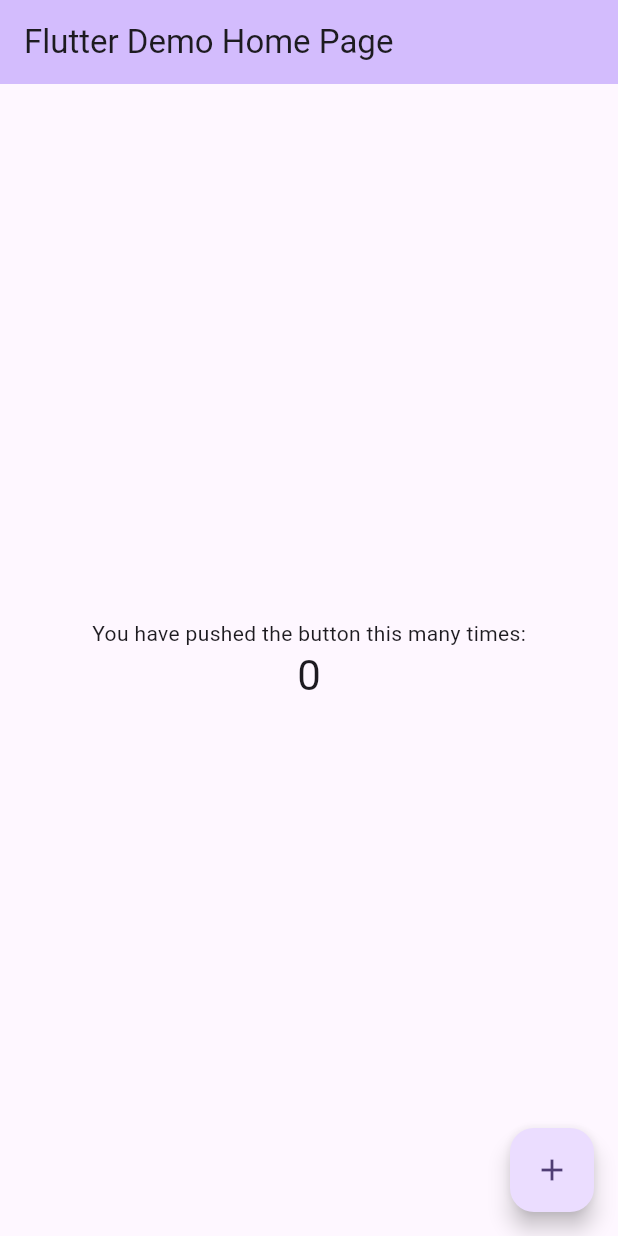
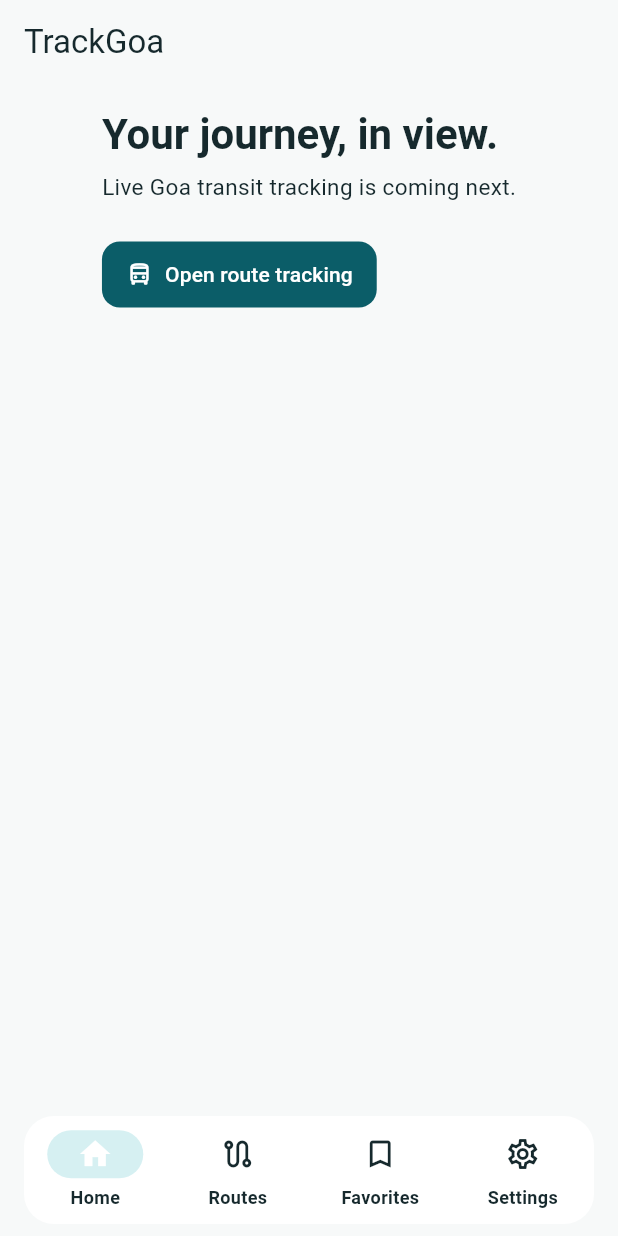
Before and after one commit to frbasil-1k/trackgoa, a Flutter app: the screen it shows after launch, on a phone screen of 412 x 824 dp. Run offline on Flutter 3.47's test engine with Material 3 defaults, Android fonts, the phone set to English and light mode, and no system bars; our stand-ins replace go_router.

Commit message:
Build TrackGoa Phase 1 foundation

```diff
--- /dev/null
+++ b/lib/app.dart
@@ -0,0 +1,16 @@
+import 'package:flutter/material.dart';
+
+import 'core/router/app_router.dart';
+import 'core/theme/app_theme.dart';
+
+class TrackGoaApp extends StatelessWidget {
+  const TrackGoaApp({super.key});
+
+  @override
+  Widget build(BuildContext context) => MaterialApp.router(
+    title: 'TrackGoa',
+    debugShowCheckedModeBanner: false,
+    theme: AppTheme.light,
+    routerConfig: appRouter,
+  );
+}
--- /dev/null
+++ b/lib/core/router/app_router.dart
@@ -0,0 +1,122 @@
+import 'package:flutter/material.dart';
+import 'package:go_router/go_router.dart';
+
+import '../../features/analytics/screens/analytics_screen.dart';
+import '../../features/favorites/screens/favorites_screen.dart';
+import '../../features/home/screens/home_screen.dart';
+import '../../features/routes/screens/route_list_screen.dart';
+import '../../features/settings/screens/settings_screen.dart';
+import '../../features/tracking/screens/tracking_screen.dart';
+import '../theme/app_spacing.dart';
+import 'route_paths.dart';
+
+final GoRouter appRouter = GoRouter(
+  initialLocation: RoutePaths.home,
+  routes: [
+    GoRoute(
+      path: RoutePaths.root,
+      redirect: (context, state) => RoutePaths.home,
+    ),
+    StatefulShellRoute.indexedStack(
+      builder: (context, state, shell) =>
+          AppNavigationShell(navigationShell: shell),
+      branches: [
+        StatefulShellBranch(
+          routes: [
+            GoRoute(
+              path: RoutePaths.home,
+              builder: (context, state) => const HomeScreen(),
+            ),
+          ],
+        ),
+        StatefulShellBranch(
+          routes: [
+            GoRoute(
+              path: RoutePaths.routes,
+              builder: (context, state) => const RouteListScreen(),
+            ),
+          ],
+        ),
+        StatefulShellBranch(
+          routes: [
+            GoRoute(
+              path: RoutePaths.favorites,
+              builder: (context, state) => const FavoritesScreen(),
+            ),
+          ],
+        ),
+        StatefulShellBranch(
+          routes: [
+            GoRoute(
+              path: RoutePaths.settings,
+              builder: (context, state) => const SettingsScreen(),
+            ),
+          ],
+        ),
+      ],
+    ),
+    GoRoute(
+      path: RoutePaths.tracking,
+      builder: (context, state) =>
+          TrackingScreen(routeId: state.pathParameters['routeId']!),
+    ),
+    GoRoute(
+      path: RoutePaths.analytics,
+      builder: (context, state) =>
+          AnalyticsScreen(routeId: state.pathParameters['routeId']!),
+    ),
+  ],
+);
+
+class AppNavigationShell extends StatelessWidget {
+  const AppNavigationShell({required this.navigationShell, super.key});
+  final StatefulNavigationShell navigationShell;
+
+  @override
+  Widget build(BuildContext context) => Scaffold(
+    body: navigationShell,
+    bottomNavigationBar: SafeArea(
+      top: false,
+      child: Padding(
+        padding: const EdgeInsets.fromLTRB(
+          AppSpacing.md,
+          AppSpacing.xs,
+          AppSpacing.md,
+          AppSpacing.xs,
+        ),
+        child: ClipRRect(
+          borderRadius: BorderRadius.circular(AppSpacing.sheetRadius),
+          child: NavigationBar(
+            selectedIndex: navigationShell.currentIndex,
+            onDestinationSelected: (index) => navigationShell.goBranch(
+              index,
+              initialLocation: index == navigationShell.currentIndex,
+            ),
+            destinations: const [
+              NavigationDestination(
+                icon: Icon(Icons.home_outlined),
+                selectedIcon: Icon(Icons.home),
+                label: 'Home',
+              ),
+              NavigationDestination(
+                icon: Icon(Icons.route_outlined),
+                selectedIcon: Icon(Icons.route),
+                label: 'Routes',
+              ),
+              NavigationDestination(
+                icon: Icon(Icons.bookmark_outline),
+                selectedIcon: Icon(Icons.bookmark),
+                label: 'Favorites',
+              ),
+              NavigationDestination(
+                icon: Icon(Icons.settings_outlined),
+                selectedIcon: Icon(Icons.settings),
+                label: 'Settings',
+              ),
+            ],
+          ),
+        ),
+      ),
+    ),
+  );
+}
--- /dev/null
+++ b/lib/core/router/route_paths.dart
@@ -0,0 +1,11 @@
+abstract final class RoutePaths {
+  static const root = '/',
+      home = '/home',
+      routes = '/routes',
+      favorites = '/favorites',
+      settings = '/settings';
+  static const tracking = '/tracking/:routeId',
+      analytics = '/analytics/:routeId';
+  static String trackingFor(String routeId) => '/tracking/$routeId';
+  static String analyticsFor(String routeId) => '/analytics/$routeId';
+}
--- /dev/null
+++ b/lib/core/theme/app_colors.dart
@@ -0,0 +1,16 @@
+import 'package:flutter/material.dart';
+
+abstract final class AppColors {
+  static const primary = Color(0xFF0B5D68);
+  static const primaryContainer = Color(0xFFD6F0F2);
+  static const accent = Color(0xFFFF8A3D);
+  static const success = Color(0xFF2E9E5B);
+  static const warning = Color(0xFFE8A93B);
+  static const danger = Color(0xFFD64545);
+  static const inactive = Color(0xFF8A8F98);
+  static const background = Color(0xFFF7F9F9);
+  static const surface = Color(0xFFFFFFFF);
+  static const outline = Color(0xFFE2E7E8);
+  static const textPrimary = Color(0xFF16292D);
+  static const textSecondary = Color(0xFF627176);
+}
--- /dev/null
+++ b/lib/core/theme/app_spacing.dart
@@ -0,0 +1,10 @@
+abstract final class AppSpacing {
+  static const double xxs = 4,
+      xs = 8,
+      sm = 12,
+      md = 16,
+      lg = 20,
+      xl = 24,
+      xxl = 32;
+  static const double cardRadius = 16, sheetRadius = 20, controlRadius = 12;
+}
--- /dev/null
+++ b/lib/core/theme/app_theme.dart
@@ -0,0 +1,58 @@
+import 'package:flutter/material.dart';
+
+import 'app_colors.dart';
+import 'app_spacing.dart';
+import 'app_typography.dart';
+
+abstract final class AppTheme {
+  static final light = ThemeData(
+    useMaterial3: true,
+    colorScheme: const ColorScheme.light(
+      primary: AppColors.primary,
+      onPrimary: Colors.white,
+      primaryContainer: AppColors.primaryContainer,
+      secondary: AppColors.accent,
+      onSecondary: Colors.white,
+      surface: AppColors.surface,
+      onSurface: AppColors.textPrimary,
+      error: AppColors.danger,
+    ),
+    scaffoldBackgroundColor: AppColors.background,
+    textTheme: AppTypography.textTheme,
+    appBarTheme: const AppBarTheme(
+      backgroundColor: AppColors.background,
+      foregroundColor: AppColors.textPrimary,
+      elevation: 0,
+    ),
+    cardTheme: CardThemeData(
+      color: AppColors.surface,
+      elevation: 0,
+      margin: EdgeInsets.zero,
+      shape: RoundedRectangleBorder(
+        borderRadius: BorderRadius.circular(AppSpacing.cardRadius),
+        side: const BorderSide(color: AppColors.outline),
+      ),
+    ),
+    navigationBarTheme: NavigationBarThemeData(
+      height: 72,
+      backgroundColor: AppColors.surface,
+      indicatorColor: AppColors.primaryContainer,
+      labelTextStyle: WidgetStatePropertyAll(
+        AppTypography.textTheme.labelMedium,
+      ),
+    ),
+    filledButtonTheme: FilledButtonThemeData(
+      style: FilledButton.styleFrom(
+        backgroundColor: AppColors.primary,
+        foregroundColor: Colors.white,
+        shape: RoundedRectangleBorder(
+          borderRadius: BorderRadius.circular(AppSpacing.controlRadius),
+        ),
+        padding: const EdgeInsets.symmetric(
+          horizontal: AppSpacing.md,
+          vertical: AppSpacing.sm,
+        ),
+      ),
+    ),
+  );
+}
--- /dev/null
+++ b/lib/core/theme/app_typography.dart
@@ -0,0 +1,19 @@
+import 'package:flutter/material.dart';
+
+import 'app_colors.dart';
+
+abstract final class AppTypography {
+  static const _base = TextStyle(color: AppColors.textPrimary);
+  static final textTheme = TextTheme(
+    displaySmall: _base.copyWith(fontSize: 28, fontWeight: FontWeight.w700),
+    headlineSmall: _base.copyWith(fontSize: 22, fontWeight: FontWeight.w700),
+    titleMedium: _base.copyWith(fontSize: 17, fontWeight: FontWeight.w600),
+    bodyMedium: _base.copyWith(fontSize: 15, height: 1.4),
+    bodySmall: _base.copyWith(
+      fontSize: 13,
+      height: 1.35,
+      color: AppColors.textSecondary,
+    ),
+    labelMedium: _base.copyWith(fontSize: 12, fontWeight: FontWeight.w600),
+  );
+}
--- /dev/null
+++ b/lib/features/home/screens/home_screen.dart
@@ -0,0 +1,47 @@
+import 'package:flutter/material.dart';
+import 'package:go_router/go_router.dart';
+
+import '../../../core/router/route_paths.dart';
+import '../../../core/theme/app_spacing.dart';
+
+class HomeScreen extends StatelessWidget {
+  const HomeScreen({super.key});
+
+  @override
+  Widget build(BuildContext context) {
+    return Scaffold(
+      appBar: AppBar(title: const Text('TrackGoa')),
+      body: SafeArea(
+        top: false,
+        child: Center(
+          child: ConstrainedBox(
+            constraints: const BoxConstraints(maxWidth: 600),
+            child: Padding(
+              padding: const EdgeInsets.all(AppSpacing.md),
+              child: Column(
+                crossAxisAlignment: CrossAxisAlignment.start,
+                children: [
+                  Text(
+                    'Your journey, in view.',
+                    style: Theme.of(context).textTheme.displaySmall,
+                  ),
+                  const SizedBox(height: AppSpacing.xs),
+                  Text(
+                    'Live Goa transit tracking is coming next.',
+                    style: Theme.of(context).textTheme.bodyMedium,
+                  ),
+                  const SizedBox(height: AppSpacing.xl),
+                  FilledButton.icon(
+                    onPressed: () => context.push(RoutePaths.trackingFor('r1')),
+                    icon: const Icon(Icons.directions_bus_outlined),
+                    label: const Text('Open route tracking'),
+                  ),
+                ],
+              ),
+            ),
+          ),
+        ),
+      ),
+    );
+  }
+}
--- a/lib/main.dart
+++ b/lib/main.dart
@@ -1,122 +1,5 @@
-import 'package:flutter/material.dart';
+import 'package:flutter/widgets.dart';
 
-void main() {
-  runApp(const MyApp());
-}
+import 'app.dart';
 
-class MyApp extends StatelessWidget {
-  const MyApp({super.key});
-
-  // This widget is the root of your application.
-  @override
-  Widget build(BuildContext context) {
-    return MaterialApp(
-      title: 'Flutter Demo',
-      theme: ThemeData(
-        // This is the theme of your application.
-        //
-        // TRY THIS: Try running your application with "flutter run". You'll see
-        // the application has a purple toolbar. Then, without quitting the app,
-        // try changing the seedColor in the colorScheme below to Colors.green
-        // and then invoke "hot reload" (save your changes or press the "hot
-        // reload" button in a Flutter-supported IDE, or press "r" if you used
-        // the command line to start the app).
-        //
-        // Notice that the counter didn't reset back to zero; the application
-        // state is not lost during the reload. To reset the state, use hot
-        // restart instead.
-        //
-        // This works for code too, not just values: Most code changes can be
-        // tested with just a hot reload.
-        colorScheme: .fromSeed(seedColor: Colors.deepPurple),
-      ),
-      home: const MyHomePage(title: 'Flutter Demo Home Page'),
-    );
-  }
-}
-
-class MyHomePage extends StatefulWidget {
-  const MyHomePage({super.key, required this.title});
-
-  // This widget is the home page of your application. It is stateful, meaning
-  // that it has a State object (defined below) that contains fields that affect
-  // how it looks.
-
-  // This class is the configuration for the state. It holds the values (in this
-  // case the title) provided by the parent (in this case the App widget) and
-  // used by the build method of the State. Fields in a Widget subclass are
-  // always marked "final".
-
-  final String title;
-
-  @override
-  State<MyHomePage> createState() => _MyHomePageState();
-}
-
-class _MyHomePageState extends State<MyHomePage> {
-  int _counter = 0;
-
-  void _incrementCounter() {
-    setState(() {
-      // This call to setState tells the Flutter framework that something has
-      // changed in this State, which causes it to rerun the build method below
-      // so that the display can reflect the updated values. If we changed
-      // _counter without calling setState(), then the build method would not be
-      // called again, and so nothing would appear to happen.
-      _counter++;
-    });
-  }
-
-  @override
-  Widget build(BuildContext context) {
-    // This method is rerun every time setState is called, for instance as done
-    // by the _incrementCounter method above.
-    //
-    // The Flutter framework has been optimized to make rerunning build methods
-    // fast, so that you can just rebuild anything that needs updating rather
-    // than having to individually change instances of widgets.
-    return Scaffold(
-      appBar: AppBar(
-        // TRY THIS: Try changing the color here to a specific color (to
-        // Colors.amber, perhaps?) and trigger a hot reload to see the AppBar
-        // change color while the other colors stay the same.
-        backgroundColor: Theme.of(context).colorScheme.inversePrimary,
-        // Here we take the value from the MyHomePage object that was created by
-        // the App.build method, and use it to set our appbar title.
-        title: Text(widget.title),
-      ),
-      body: Center(
-        // Center is a layout widget. It takes a single child and positions it
-        // in the middle of the parent.
-        child: Column(
-          // Column is also a layout widget. It takes a list of children and
-          // arranges them vertically. By default, it sizes itself to fit its
-          // children horizontally, and tries to be as tall as its parent.
-          //
-          // Column has various properties to control how it sizes itself and
-          // how it positions its children. Here we use mainAxisAlignment to
-          // center the children vertically; the main axis here is the vertical
-          // axis because Columns are vertical (the cross axis would be
-          // horizontal).
-          //
-          // TRY THIS: Invoke "debug painting" (choose the "Toggle Debug Paint"
-          // action in the IDE, or press "p" in the console), to see the
-          // wireframe for each widget.
-          mainAxisAlignment: .center,
-          children: [
-            const Text('You have pushed the button this many times:'),
-            Text(
-              '$_counter',
-              style: Theme.of(context).textTheme.headlineMedium,
-            ),
-          ],
-        ),
-      ),
-      floatingActionButton: FloatingActionButton(
-        onPressed: _incrementCounter,
-        tooltip: 'Increment',
-        child: const Icon(Icons.add),
-      ),
-    );
-  }
-}
+void main() => runApp(const TrackGoaApp());
```
Also changed, not shown: lib/features/analytics/screens/analytics_screen.dart (added, +21 -0 lines), lib/features/favorites/screens/favorites_screen.dart (added, +23 -0 lines), lib/features/routes/screens/route_list_screen.dart (added, +32 -0 lines), lib/features/settings/screens/settings_screen.dart (added, +23 -0 lines), lib/features/tracking/screens/tracking_screen.dart (added, +40 -0 lines), 1 other file.
